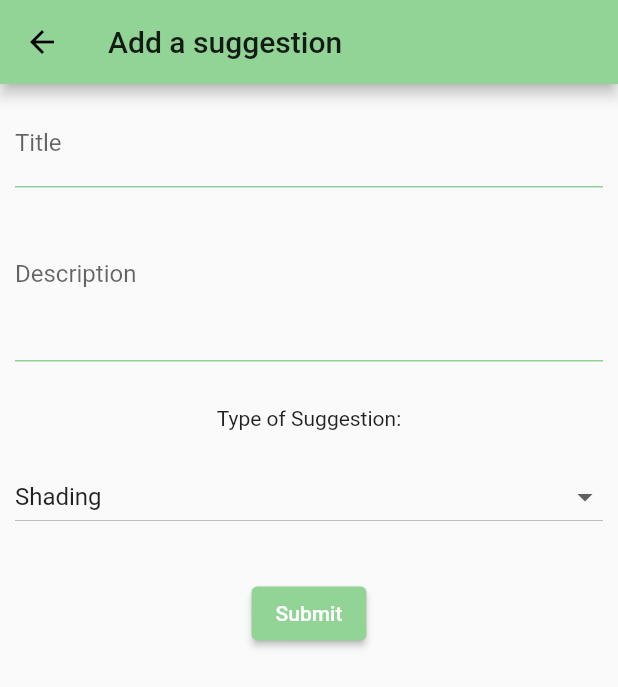
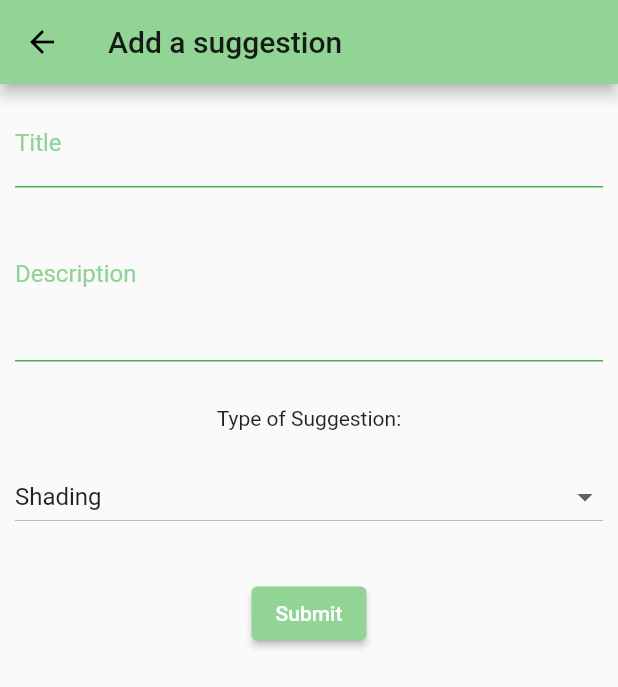
Before and after one commit to underwhelmingToaster/coolUrbanSpaces, a Flutter app: the AddSuggestionView screen opened directly, on a phone screen of 412 x 824 dp. Shown: the top 687 px of the screen. Run offline on Flutter 3.47's test engine with Material 2 defaults, Android fonts, the phone set to English and light mode, and no system bars; our stand-ins replace flutter_map, flutter_svg, latlong2; missing offline and left inert: flutter_map_marker_cluster.

Commit message:
Fix inputfield color

```diff
--- a/lib/view/add_suggestion_view.dart
+++ b/lib/view/add_suggestion_view.dart
@@ -22,8 +22,9 @@ class AddSuggestionView extends StatelessWidget{
               children: <Widget>[
                 TextFormField(
                   decoration: InputDecoration(
-                    labelText: "Title",
-                    hintText: "A short title"
+                      labelText: "Title",
+                      hintText: "A short title",
+                      labelStyle: new TextStyle(color: Theme.of(context).primaryColor)
                   ),
                   inputFormatters: [LengthLimitingTextInputFormatter(50)],
                   validator: (value) {
@@ -37,7 +38,8 @@ class AddSuggestionView extends StatelessWidget{
                 TextFormField(
                   decoration: InputDecoration(
                       labelText: "Description",
-                      hintText: "Describe your suggestion.dart in more detail"
+                      hintText: "Describe your suggestion.dart in more detail",
+                      labelStyle: new TextStyle(color: Theme.of(context).primaryColor),
                   ),
                   inputFormatters: [LengthLimitingTextInputFormatter(500)],
                   minLines: 4,
```
Also changed, not shown: lib/main.dart (+7 -3 lines).
